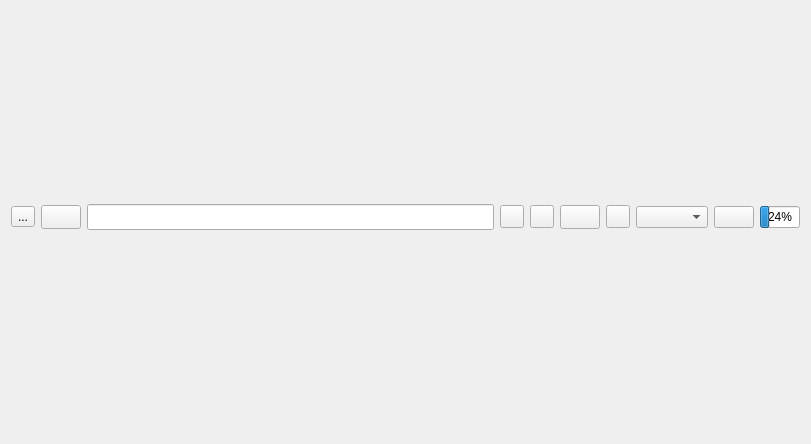
Qt form galacteek/ui/browsertab.ui (pinnaculum/galacteek) before a commit.
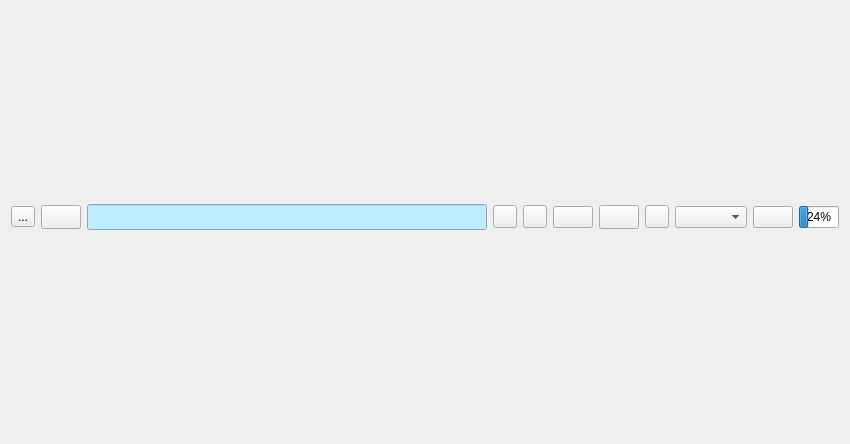
The same form after that commit. Icons and pictures are not drawn.

What changed in the file:
```diff
--- a/galacteek/ui/browsertab.ui
+++ b/galacteek/ui/browsertab.ui
@@ -90,6 +90,12 @@
              <italic>false</italic>
             </font>
            </property>
+           <property name="styleSheet">
+            <string notr="true">background-color: rgb(189, 236, 255);</string>
+           </property>
+           <property name="maxLength">
+            <number>2048</number>
+           </property>
           </widget>
          </item>
          <item>
@@ -120,6 +126,17 @@
            </property>
           </widget>
          </item>
+         <item>
+          <widget class="QPushButton" name="stopButton">
+           <property name="text">
+            <string/>
+           </property>
+           <property name="icon">
+            <iconset resource="galacteek.qrc">
+             <normaloff>:/share/icons/cancel.png</normaloff>:/share/icons/cancel.png</iconset>
+           </property>
+          </widget>
+         </item>
          <item>
           <widget class="QPushButton" name="refreshButton">
            <property name="maximumSize">
```
